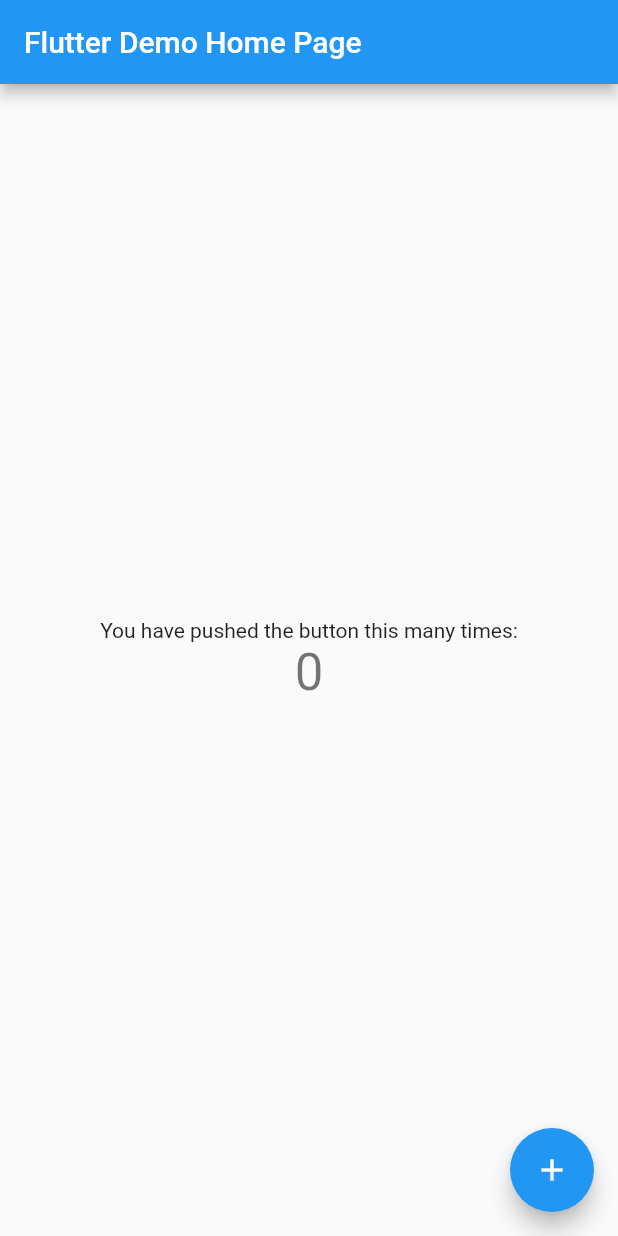
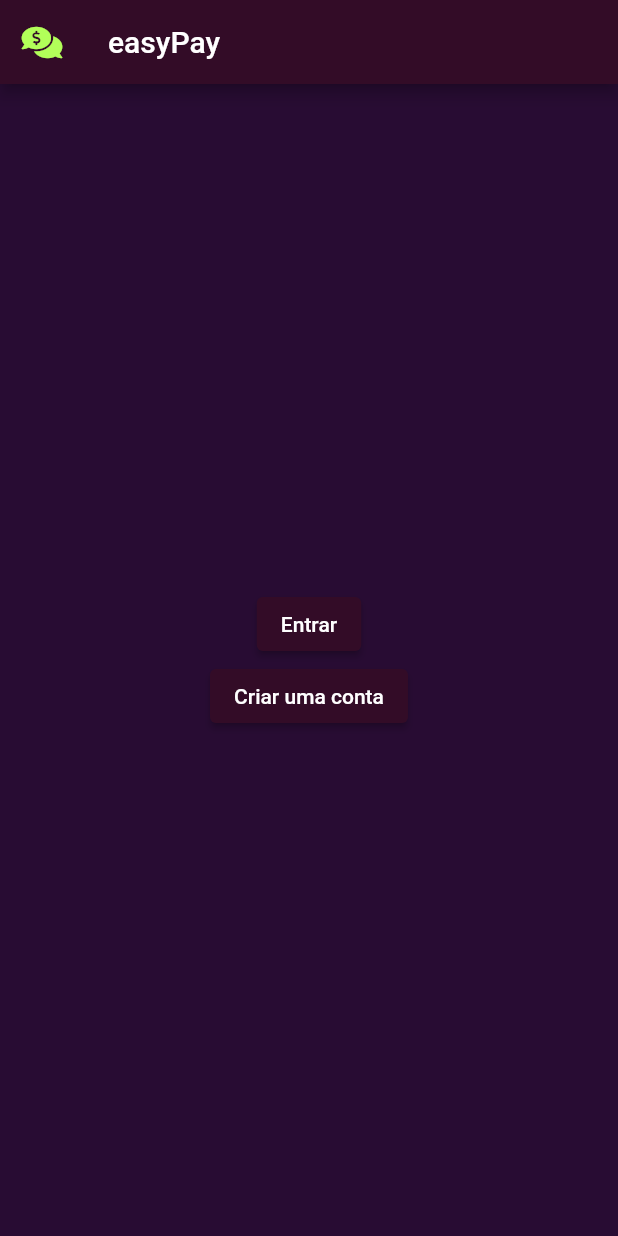
Before and after one commit to luizdebem/easypay, a Flutter app: the screen it shows after launch, on a phone screen of 412 x 824 dp. Run offline on Flutter 3.47's test engine with Material 2 defaults, Android fonts, the phone set to English and light mode, and no system bars; our stand-ins replace font_awesome_flutter, google_fonts.

Commit message:
welcome screen

```diff
--- a/lib/main.dart
+++ b/lib/main.dart
@@ -1,117 +1,52 @@
 import 'package:flutter/material.dart';
+import 'package:google_fonts/google_fonts.dart';
 
-void main() {
+import 'package:easyPay/utils/utils.dart';
+
+import 'package:easyPay/screens/home.dart';
+import 'package:easyPay/screens/welcome.dart';
+
+void main() async {
+  WidgetsFlutterBinding.ensureInitialized();
   runApp(MyApp());
 }
 
+ThemeData buildTheme() {
+  final ThemeData _base = ThemeData(
+      primarySwatch: CreateMaterialColor(Color.fromRGBO(51, 12, 39, 1.0)));
+
+  return _base.copyWith(
+      visualDensity: VisualDensity.adaptivePlatformDensity,
+      textTheme: GoogleFonts.firaSansExtraCondensedTextTheme(_base.textTheme
+          .apply(
+              bodyColor: Colors.white,
+              displayColor: Colors.white,
+              decorationColor: Colors.white)),
+      inputDecorationTheme: InputDecorationTheme(
+          enabledBorder:
+              OutlineInputBorder(borderSide: BorderSide(color: Colors.white54)),
+          focusedBorder: UnderlineInputBorder(
+              borderSide: BorderSide(color: Colors.white54)),
+          focusedErrorBorder: UnderlineInputBorder(
+              borderSide: BorderSide(color: Colors.white54)),
+          border: UnderlineInputBorder(
+              borderSide: BorderSide(color: Colors.white54)),
+          labelStyle: TextStyle(color: Colors.white54),
+          helperStyle: TextStyle(color: Colors.white54),
+          hintStyle: TextStyle(color: Colors.white54),
+          errorStyle: TextStyle(color: Colors.white54)));
+}
+
 class MyApp extends StatelessWidget {
-  // This widget is the root of your application.
   @override
   Widget build(BuildContext context) {
     return MaterialApp(
-      title: 'Flutter Demo',
-      theme: ThemeData(
-        // This is the theme of your application.
-        //
-        // Try running your application with "flutter run". You'll see the
-        // application has a blue toolbar. Then, without quitting the app, try
-        // changing the primarySwatch below to Colors.green and then invoke
-        // "hot reload" (press "r" in the console where you ran "flutter run",
-        // or simply save your changes to "hot reload" in a Flutter IDE).
-        // Notice that the counter didn't reset back to zero; the application
-        // is not restarted.
-        primarySwatch: Colors.blue,
-        // This makes the visual density adapt to the platform that you run
-        // the app on. For desktop platforms, the controls will be smaller and
-        // closer together (more dense) than on mobile platforms.
-        visualDensity: VisualDensity.adaptivePlatformDensity,
-      ),
-      home: MyHomePage(title: 'Flutter Demo Home Page'),
-    );
+        title: 'Flutter Demo',
+        theme: buildTheme(),
+        initialRoute: Welcome.routeName,
+        routes: {
+          Welcome.routeName: (context) => Welcome(),
+          Home.routeName: (context) => Home(),
+        });
   }
 }
-
-class MyHomePage extends StatefulWidget {
-  MyHomePage({Key key, this.title}) : super(key: key);
-
-  // This widget is the home page of your application. It is stateful, meaning
-  // that it has a State object (defined below) that contains fields that affect
-  // how it looks.
-
-  // This class is the configuration for the state. It holds the values (in this
-  // case the title) provided by the parent (in this case the App widget) and
-  // used by the build method of the State. Fields in a Widget subclass are
-  // always marked "final".
-
-  final String title;
-
-  @override
-  _MyHomePageState createState() => _MyHomePageState();
-}
-
-class _MyHomePageState extends State<MyHomePage> {
-  int _counter = 0;
-
-  void _incrementCounter() {
-    setState(() {
-      // This call to setState tells the Flutter framework that something has
-      // changed in this State, which causes it to rerun the build method below
-      // so that the display can reflect the updated values. If we changed
-      // _counter without calling setState(), then the build method would not be
-      // called again, and so nothing would appear to happen.
-      _counter++;
-    });
-  }
-
-  @override
-  Widget build(BuildContext context) {
-    // This method is rerun every time setState is called, for instance as done
-    // by the _incrementCounter method above.
-    //
-    // The Flutter framework has been optimized to make rerunning build methods
-    // fast, so that you can just rebuild anything that needs updating rather
-    // than having to individually change instances of widgets.
-    return Scaffold(
-      appBar: AppBar(
-        // Here we take the value from the MyHomePage object that was created by
-        // the App.build method, and use it to set our appbar title.
-        title: Text(widget.title),
-      ),
-      body: Center(
-        // Center is a layout widget. It takes a single child and positions it
-        // in the middle of the parent.
-        child: Column(
-          // Column is also a layout widget. It takes a list of children and
-          // arranges them vertically. By default, it sizes itself to fit its
-          // children horizontally, and tries to be as tall as its parent.
-          //
-          // Invoke "debug painting" (press "p" in the console, choose the
-          // "Toggle Debug Paint" action from the Flutter Inspector in Android
-          // Studio, or the "Toggle Debug Paint" command in Visual Studio Code)
-          // to see the wireframe for each widget.
-          //
-          // Column has various properties to control how it sizes itself and
-          // how it positions its children. Here we use mainAxisAlignment to
-          // center the children vertically; the main axis here is the vertical
-          // axis because Columns are vertical (the cross axis would be
-          // horizontal).
-          mainAxisAlignment: MainAxisAlignment.center,
-          children: <Widget>[
-            Text(
-              'You have pushed the button this many times:',
-            ),
-            Text(
-              '$_counter',
-              style: Theme.of(context).textTheme.headline4,
-            ),
-          ],
-        ),
-      ),
-      floatingActionButton: FloatingActionButton(
-        onPressed: _incrementCounter,
-        tooltip: 'Increment',
-        child: Icon(Icons.add),
-      ), // This trailing comma makes auto-formatting nicer for build methods.
-    );
-  }
-}
--- /dev/null
+++ b/lib/screens/welcome.dart
@@ -0,0 +1,39 @@
+import 'package:flutter/material.dart';
+import 'package:font_awesome_flutter/font_awesome_flutter.dart';
+
+class Welcome extends StatelessWidget {
+  static final routeName = "/welcome";
+  @override
+  Widget build(BuildContext context) {
+    return Scaffold(
+      appBar: AppBar(
+        title: Text("easyPay"),
+        leading: Center(
+          child: FaIcon(
+            FontAwesomeIcons.commentsDollar,
+            color: Colors.lightGreenAccent,
+          ),
+        ),
+        automaticallyImplyLeading: false,
+      ),
+      backgroundColor: Color.fromRGBO(40, 12, 51, 1.0),
+      body: Container(
+        child: Center(
+          child: Column(
+            mainAxisAlignment: MainAxisAlignment.center,
+            children: [
+              ElevatedButton(
+                child: Text("Entrar"),
+                onPressed: () {},
+              ),
+              ElevatedButton(
+                child: Text("Criar uma conta"),
+                onPressed: () {},
+              )
+            ],
+          ),
+        ),
+      ),
+    );
+  }
+}
--- a/pubspec.yaml
+++ b/pubspec.yaml
@@ -21,6 +21,8 @@ environment:
   sdk: ">=2.7.0 <3.0.0"
 
 dependencies:
+  font_awesome_flutter: 8.11.0
+  google_fonts: ^0.2.0
   flutter:
     sdk: flutter
 
```
Also changed, not shown: lib/screens/home.dart (added, +15 -0 lines), lib/utils/utils.dart (added, +27 -0 lines), pubspec.lock, 1 other file.
